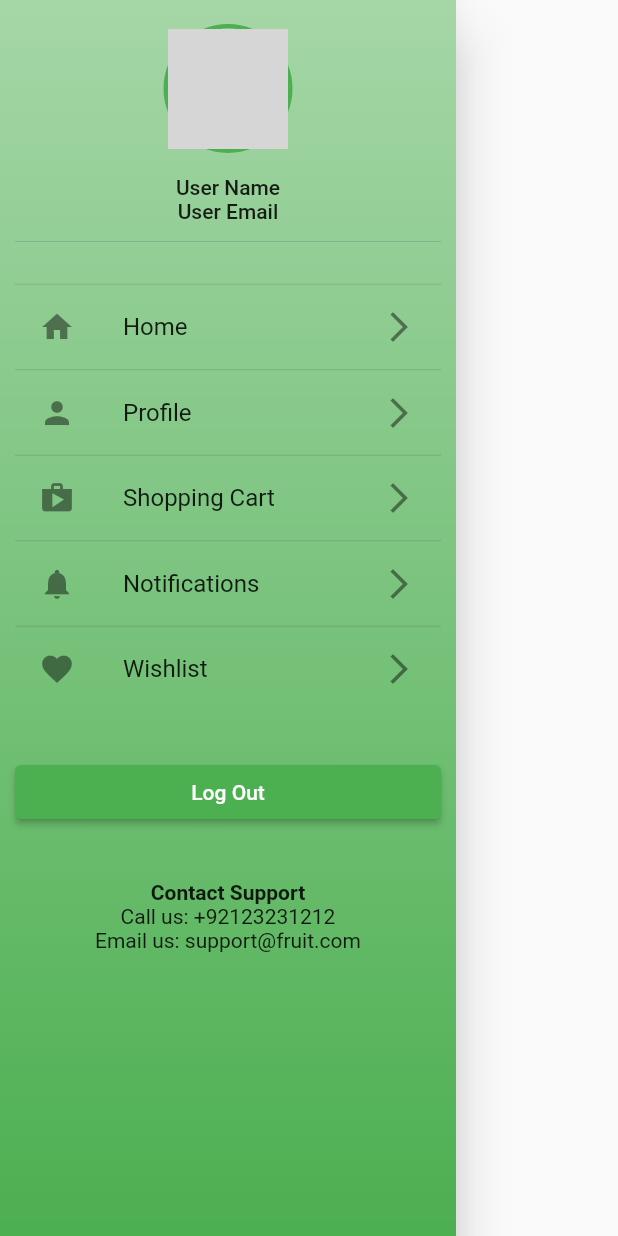
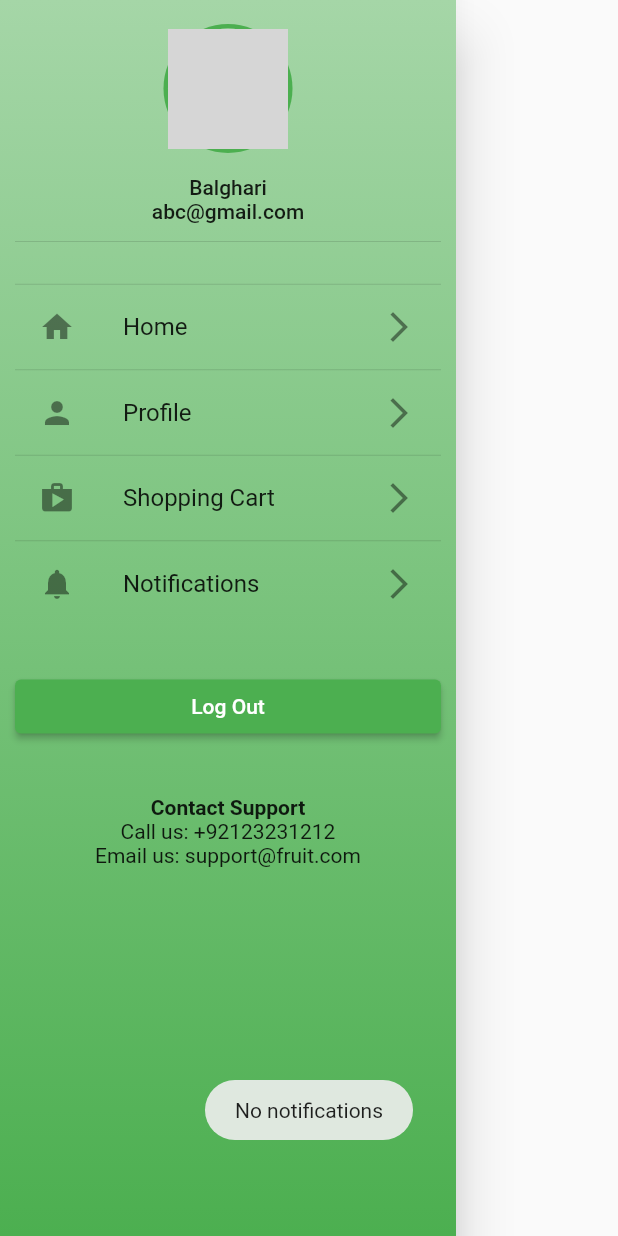
Before and after one commit to Balghari13/efuit-app, a Flutter app: the DrawerScreen widget shown alone on an empty page, opened directly, after a tap on "Notifications", on a phone screen of 412 x 824 dp. Run offline on Flutter 3.47's test engine with Material 2 defaults, Android fonts, the phone set to English and light mode, and no system bars; our stand-ins replace cloud_firestore, firebase_auth, firebase_core, fluttertoast; accounts and stored records are empty; network calls fail; grey boxes are pictures that could not be loaded.

```diff
--- a/lib/UI/Widgets/drawer_screen.dart
+++ b/lib/UI/Widgets/drawer_screen.dart
@@ -2,6 +2,7 @@
 import 'package:e_fruit_app/UI/auth/login_screen.dart';
 import 'package:firebase_auth/firebase_auth.dart';
 import 'package:flutter/material.dart';
+import 'package:fluttertoast/fluttertoast.dart';
 import '../profile/profile_screen.dart';
 import '../review/review_cart.dart';
 import '../shop/fruits_home.dart';
@@ -51,8 +52,8 @@ class DrawerScreen extends StatelessWidget {
                       ),
                     ),
                     const SizedBox(height: 15,),
-                    const Text('User Name'),
-                    const Text('User Email'),
+                    const Text('Balghari'),
+                    const Text('abc@gmail.com'),
                   ],
                 )),
                 const SizedBox(height: 20,),
@@ -60,7 +61,7 @@ class DrawerScreen extends StatelessWidget {
                   Navigator.push(context, MaterialPageRoute(builder: (context)=>FruitsHomeScreen()));
                 },),
                 ListTileScreen(iconData: Icons.person, title: 'Profile', onTap: () {
-                  Navigator.push(context, MaterialPageRoute(builder: (context)=>const ProfileScreen()));
+                  Navigator.push(context, MaterialPageRoute(builder: (context)=> ProfileScreen()));
 
                 },),
                 ListTileScreen(iconData: Icons.shop, title: 'Shopping Cart', onTap: () {
@@ -68,8 +69,9 @@ class DrawerScreen extends StatelessWidget {
                       MaterialPageRoute(builder: (context)=> ReviewCartScreen()));
 
                 },),
-                ListTileScreen(iconData: Icons.notifications, title: 'Notifications', onTap: () {},),
-                ListTileScreen(iconData: Icons.favorite, title: 'Wishlist', onTap: () {},),
+                ListTileScreen(iconData: Icons.notifications, title: 'Notifications', onTap: () {
+                  Fluttertoast.showToast(msg: "No notifications");
+                },),
                 const SizedBox(height: 30,),
                 ElevatedButton(onPressed: (){
                   auth.signOut().then((value){
--- a/lib/UI/review/review_cart.dart
+++ b/lib/UI/review/review_cart.dart
@@ -2,6 +2,7 @@
 import 'package:e_fruit_app/models/review_cart_model.dart';
 import 'package:e_fruit_app/provider/review_cart_provider.dart';
 import 'package:flutter/material.dart';
+import 'package:fluttertoast/fluttertoast.dart';
 import 'package:provider/provider.dart';
 
 import '../Widgets/single_item_screen.dart';
@@ -59,7 +60,9 @@ class ReviewCartScreen extends StatelessWidget {
           width: 160,
           child: MaterialButton(
             child: Text("Submit"),
-            onPressed: (){},
+            onPressed: (){
+Fluttertoast.showToast(msg: 'Ordering.....', timeInSecForIosWeb: 2);
+            },
             color: Colors.green,
             shape: RoundedRectangleBorder(
               borderRadius: BorderRadius.circular(30)
```
Also changed, not shown: lib/UI/profile/profile_screen.dart (+37 -32 lines).
